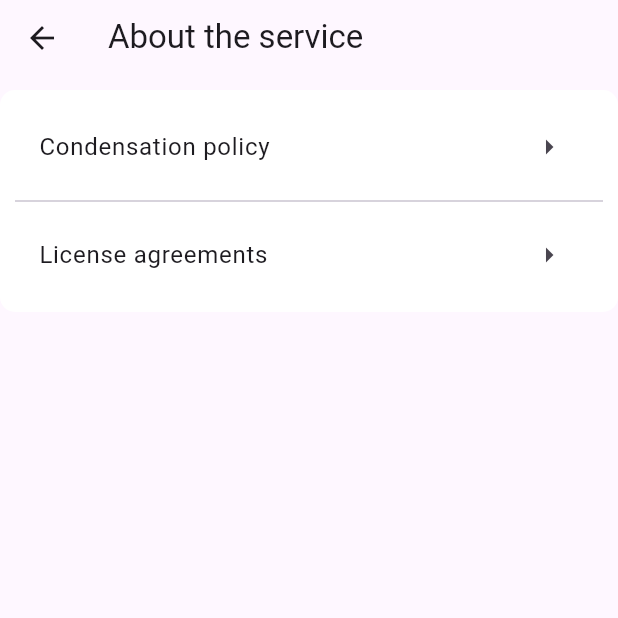
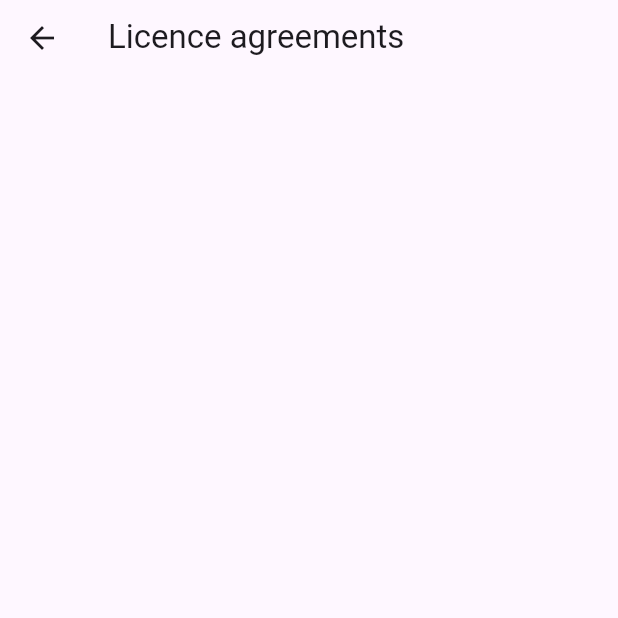
Before and after one commit to YorqinBek7/Ploff-App, a Flutter app: the AboutScreen screen opened directly, after a tap on "License agreements", on a phone screen of 412 x 824 dp, the top half of it. Run offline on Flutter 3.47's test engine with Material 2 defaults, Android fonts, the phone set to English and light mode, and no system bars; our stand-ins replace flutter_svg, pinput, shared_preferences; accounts and stored records are empty.

Commit message:
initial commit

```diff
--- a/lib/screens/tab_box/profile_screen/sub_screens/about_screen/about_screen.dart
+++ b/lib/screens/tab_box/profile_screen/sub_screens/about_screen/about_screen.dart
@@ -1,4 +1,6 @@
 import 'package:flutter/material.dart';
+import 'package:ploff/screens/tab_box/profile_screen/sub_screens/about_screen/sub_screens/condensation_policy_screen.dart';
+import 'package:ploff/screens/tab_box/profile_screen/sub_screens/about_screen/sub_screens/license_agreements.dart';
 import 'package:ploff/screens/tab_box/profile_screen/sub_screens/widgets/profile_subscreen_appbar.dart';
 import 'package:ploff/utils/colors/colors.dart';
 
@@ -14,7 +16,7 @@ class AboutScreen extends StatelessWidget {
         child: Column(
           children: [
             Container(
-              padding: EdgeInsets.all(10),
+              padding: const EdgeInsets.all(10),
               decoration: BoxDecoration(
                 borderRadius: BorderRadius.circular(10),
                 color: PloffColors.white,
@@ -24,15 +26,28 @@ class AboutScreen extends StatelessWidget {
                   ListTile(
                     title: Text("Condensation policy"),
                     trailing: Icon(Icons.arrow_right_outlined),
-                    onTap: () {},
-                    onLongPress: () {},
+                    onTap: () {
+                      Navigator.push(
+                        context,
+                        MaterialPageRoute(
+                          builder: (context) =>
+                              const CondensationPolicyScreen(),
+                        ),
+                      );
+                    },
                   ),
                   const Divider(),
                   ListTile(
-                    title: Text("License agreements"),
-                    trailing: Icon(Icons.arrow_right_outlined),
-                    onTap: () {},
-                    onLongPress: () {},
+                    title: const Text("License agreements"),
+                    trailing: const Icon(Icons.arrow_right_outlined),
+                    onTap: () {
+                      Navigator.push(
+                        context,
+                        MaterialPageRoute(
+                          builder: (context) => const LicenceScreen(),
+                        ),
+                      );
+                    },
                   )
                 ],
               ),
--- a/lib/screens/tab_box/profile_screen/sub_screens/about_screen/sub_screens/condensation_policy_screen.dart
+++ b/lib/screens/tab_box/profile_screen/sub_screens/about_screen/sub_screens/condensation_policy_screen.dart
@@ -1,6 +1,4 @@
 import 'package:flutter/material.dart';
-import 'package:flutter/src/widgets/container.dart';
-import 'package:flutter/src/widgets/framework.dart';
 import 'package:ploff/screens/tab_box/profile_screen/sub_screens/widgets/profile_subscreen_appbar.dart';
 import 'package:ploff/utils/colors/colors.dart';
 import 'package:ploff/utils/style/text_style.dart';
@@ -18,7 +16,8 @@ class CondensationPolicyScreen extends StatelessWidget {
         child: Column(
           children: [
             Container(
-              padding: EdgeInsets.all(10),
+              padding: const EdgeInsets.all(10),
+              margin: const EdgeInsets.symmetric(horizontal: 10),
               decoration: BoxDecoration(
                 color: PloffColors.white,
                 borderRadius: BorderRadius.circular(10),
--- a/lib/screens/tab_box/profile_screen/sub_screens/about_screen/sub_screens/license_agreements.dart
+++ b/lib/screens/tab_box/profile_screen/sub_screens/about_screen/sub_screens/license_agreements.dart
@@ -0,0 +1,15 @@
+import 'package:flutter/material.dart';
+import 'package:flutter/src/widgets/container.dart';
+import 'package:flutter/src/widgets/framework.dart';
+import 'package:ploff/screens/tab_box/profile_screen/sub_screens/widgets/profile_subscreen_appbar.dart';
+
+class LicenceScreen extends StatelessWidget {
+  const LicenceScreen({super.key});
+
+  @override
+  Widget build(BuildContext context) {
+    return const Scaffold(
+      appBar: ProfileSubscreensAppbar(title: "Licence agreements"),
+    );
+  }
+}
```
Also changed, not shown: lib/screens/tab_box/my_orders_screen/my_orders_screen.dart (+11 -0 lines).
